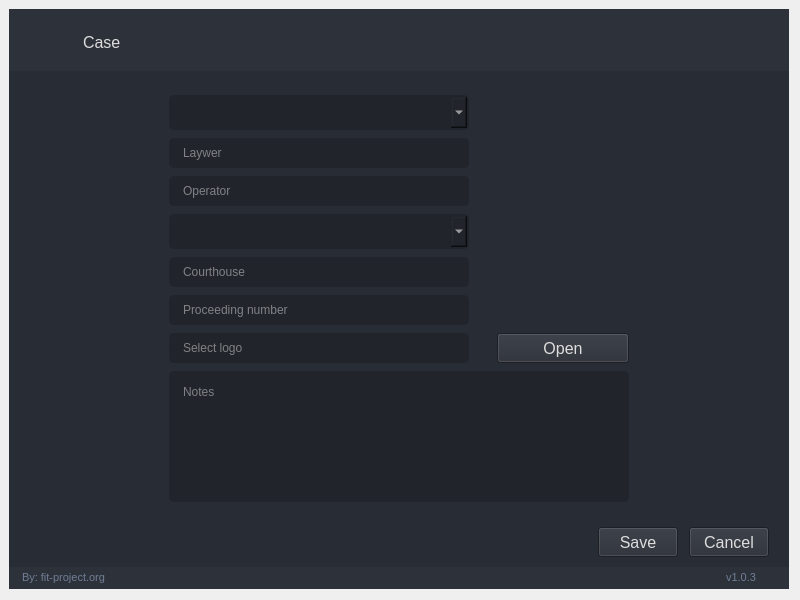
fit-project/fit, file ui/case/case.ui: the form before one commit.
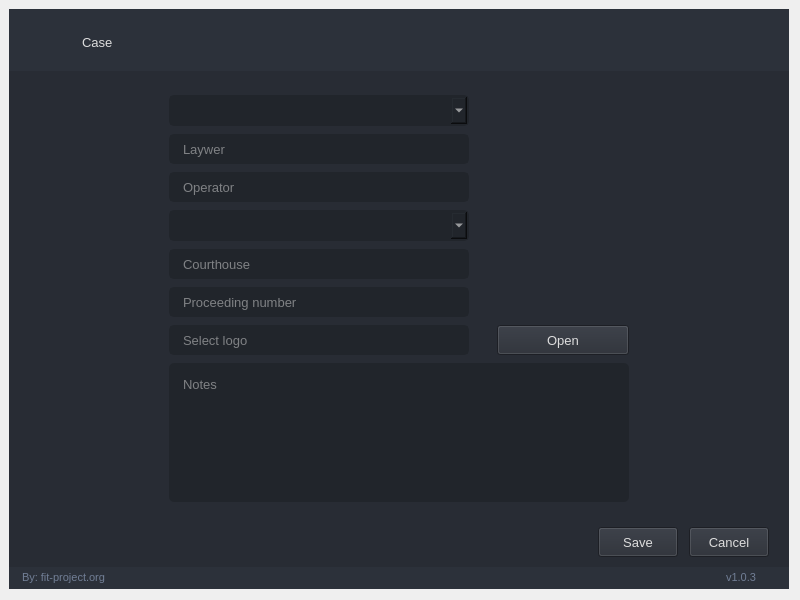
The form after the commit. Icons and pictures are not drawn.

Commit message: refactoring dialog case UI

Patch:
```diff
--- a/ui/case/case.ui
+++ b/ui/case/case.ui
@@ -43,20 +43,12 @@
    <property name="styleSheet">
     <string notr="true">
 
-/* /////////////////////////////////////////////////////////////////////////////////////////////////
-
-SET APP STYLESHEET - FULL STYLES HERE
-DARK THEME - DRACULA COLOR BASED
-
-///////////////////////////////////////////////////////////////////////////////////////////////// */
-
 QWidget{
 	color: rgb(221, 221, 221);
-	font: 12pt &quot;Segoe UI&quot;;
+	font: 13px;
 }
 
-/* /////////////////////////////////////////////////////////////////////////////////////////////////
-Tooltip */
+/* Tooltip */
 QToolTip {
 	color: #e06133;
 	background-color: rgba(33, 37, 43, 180);
@@ -71,217 +63,30 @@
 	margin: 0px;
 }
 
-/* /////////////////////////////////////////////////////////////////////////////////////////////////
-Left Menu */
-#leftMenuBg {	
-	background-color: rgb(33, 37, 43);
-}
-
-#titleLeftApp { font: 63 12pt &quot;Segoe UI Semibold&quot;; }
-#titleLeftDescription { font: 8pt &quot;Segoe UI&quot;; color: rgb(189, 147, 249); }
-#titleRightInfo { font: 63 12pt &quot;Segoe UI Semibold&quot;; }
-/* MENUS */
-#topMenu .QPushButton {	
-	background-position: left center;
-    background-repeat: no-repeat;
-	border: none;
-	border-left: 22px solid transparent;
-	background-color: transparent;
-	text-align: left;
-	padding-left: 44px;
-}
-#topMenu .QPushButton:hover {
-	background-color: rgb(40, 44, 52);
-}
-#topMenu .QPushButton:pressed {	
-	background-color: rgb(189, 147, 249);
-	color: rgb(255, 255, 255);
-}
-#bottomMenu .QPushButton {	
-	background-position: left center;
-    background-repeat: no-repeat;
-	border: none;
-	border-left: 20px solid transparent;
-	background-color:transparent;
-	text-align: left;
-	padding-left: 44px;
-}
-#bottomMenu .QPushButton:hover {
-	background-color: rgb(40, 44, 52);
-}
-#bottomMenu .QPushButton:pressed {	
-	background-color: rgb(189, 147, 249);
-	color: rgb(255, 255, 255);
-}
-#leftMenuFrame{
-	border-top: 3px solid rgb(44, 49, 58);
-}
-
-/* Toggle Button */
-#toggleButton {
-	background-position: left center;
-    background-repeat: no-repeat;
-	border: none;
-	border-left: 20px solid transparent;
-	background-color: rgb(37, 41, 48);
-	text-align: left;
-	padding-left: 44px;
-	color: rgb(113, 126, 149);
-}
-#toggleButton:hover {
-	background-color: rgb(40, 44, 52);
-}
-#toggleButton:pressed {
-	background-color: rgb(189, 147, 249);
-}
-
 /* Title Menu */
-#titleRightInfo { padding-left: 10px; }
+#title_right_info { font: 13px; }
+#title_right_info { padding-left: 10px; }
 
-
-/* /////////////////////////////////////////////////////////////////////////////////////////////////
-Extra Tab */
-#extraLeftBox {	
-	background-color: rgb(44, 49, 58);
-}
-#extraTopBg{	
-	background-color: rgb(189, 147, 249)
-}
-
-/* Icon */
-#extraIcon {
-	background-position: center;
-	background-repeat: no-repeat;
-	background-image: url(:/icons/images/icons/icon_settings.png);
-}
-
-/* Label */
-#extraLabel { color: rgb(255, 255, 255); }
-
-/* Btn Close */
-#extraCloseColumnBtn { background-color: rgba(255, 255, 255, 0); border: none;  border-radius: 5px; }
-#extraCloseColumnBtn:hover { background-color: rgb(196, 161, 249); border-style: solid; border-radius: 4px; }
-#extraCloseColumnBtn:pressed { background-color: rgb(180, 141, 238); border-style: solid; border-radius: 4px; }
-
-/* Extra Content */
-#extraContent{
-	border-top: 3px solid rgb(40, 44, 52);
-}
-
-/* Extra Top Menus */
-#extraTopMenu .QPushButton {
-background-position: left center;
-    background-repeat: no-repeat;
-	border: none;
-	border-left: 22px solid transparent;
-	background-color:transparent;
-	text-align: left;
-	padding-left: 44px;
-}
-#extraTopMenu .QPushButton:hover {
-	background-color: rgb(40, 44, 52);
-}
-#extraTopMenu .QPushButton:pressed {	
-	background-color: rgb(189, 147, 249);
-	color: rgb(255, 255, 255);
-}
-
-/* /////////////////////////////////////////////////////////////////////////////////////////////////
-Content App */
-#contentTopBg{	
+/* Content App */
+#content_top_bg{	
 	background-color: rgb(33, 37, 43);
 }
-#contentBottom{
+#content_bottom{
 	border-top: 3px solid rgb(44, 49, 58);
 }
 
 /* Top Buttons */
-#rightButtons .QPushButton { background-color: rgba(255, 255, 255, 0); border: none;  border-radius: 5px; }
-#rightButtons .QPushButton:hover { background-color: rgb(44, 49, 57); border-style: solid; border-radius: 4px; }
-#rightButtons .QPushButton:pressed { background-color: rgb(23, 26, 30); border-style: solid; border-radius: 4px; }
+#right_buttons_container .QPushButton { background-color: rgba(255, 255, 255, 0); border: none;  border-radius: 5px; }
+#right_buttons_container .QPushButton:hover { background-color: rgb(44, 49, 57); border-style: solid; border-radius: 4px; }
+#right_buttons_container .QPushButton:pressed { background-color: rgb(23, 26, 30); border-style: solid; border-radius: 4px; }
 
-#navigationButton .QPushButton {background-color: rgb(52, 59, 72); }
-#navigationButton .QPushButton:hover { background-color: rgb(44, 49, 57);}
-#navigationButton .QPushButton:pressed { background-color: rgb(44, 49, 57);}
-#navigationButton .QPushButton:disabled {background-color: rgb(52, 59, 72); color: rgba(255, 255, 255, 10%) }
-
-#logoCaseButton{background-color: rgb(52, 59, 72); }
-#logoCaseButton:hover { background-color: rgb(44, 49, 57);}
-#logoCaseButton:pressed { background-color: rgb(44, 49, 57);}
-#logoCaseButton:disabled {background-color: rgb(52, 59, 72); color: rgba(255, 255, 255, 10%) }
-
-
-/* Theme Settings */
-#extraRightBox { background-color: rgb(44, 49, 58); }
-#themeSettingsTopDetail { background-color: rgb(189, 147, 249); }
 
 /* Bottom Bar */
-#bottomBar { background-color: rgb(44, 49, 58); }
-#bottomBar QLabel { font-size: 11px; color: rgb(113, 126, 149); padding-left: 10px; padding-right: 10px; padding-bottom: 2px; }
+#bottom_bar { background-color: rgb(44, 49, 58); }
+#bottom_bar QLabel { font-size: 11px; color: rgb(113, 126, 149); padding-left: 10px; padding-right: 10px; padding-bottom: 2px; }
 
-/* CONTENT SETTINGS */
-/* MENUS */
-#contentSettings .QPushButton {	
-	background-position: left center;
-    background-repeat: no-repeat;
-	border: none;
-	border-left: 22px solid transparent;
-	background-color:transparent;
-	text-align: left;
-	padding-left: 44px;
-}
-#contentSettings .QPushButton:hover {
-	background-color: rgb(40, 44, 52);
-}
-#contentSettings .QPushButton:pressed {	
-	background-color: rgb(189, 147, 249);
-	color: rgb(255, 255, 255);
-}
 
-/* /////////////////////////////////////////////////////////////////////////////////////////////////
-QTableWidget */
-QTableWidget {	
-	background-color: transparent;
-	padding: 10px;
-	border-radius: 5px;
-	gridline-color: rgb(44, 49, 58);
-	border-bottom: 1px solid rgb(44, 49, 60);
-}
-QTableWidget::item{
-	border-color: rgb(44, 49, 60);
-	padding-left: 5px;
-	padding-right: 5px;
-	gridline-color: rgb(44, 49, 60);
-}
-QTableWidget::item:selected{
-	background-color: rgb(189, 147, 249);
-}
-QHeaderView::section{
-	background-color: rgb(33, 37, 43);
-	max-width: 30px;
-	border: 1px solid rgb(44, 49, 58);
-	border-style: none;
-    border-bottom: 1px solid rgb(44, 49, 60);
-    border-right: 1px solid rgb(44, 49, 60);
-}
-QTableWidget::horizontalHeader {	
-	background-color: rgb(33, 37, 43);
-}
-QHeaderView::section:horizontal
-{
-    border: 1px solid rgb(33, 37, 43);
-	background-color: rgb(33, 37, 43);
-	padding: 3px;
-	border-top-left-radius: 7px;
-    border-top-right-radius: 7px;
-}
-QHeaderView::section:vertical
-{
-    border: 1px solid rgb(44, 49, 60);
-}
-
-/* /////////////////////////////////////////////////////////////////////////////////////////////////
-LineEdit */
+/* LineEdit */
 QLineEdit {
 	background-color: rgb(33, 37, 43);
 	border-radius: 5px;
@@ -305,8 +110,7 @@
     color: rgba(255, 255, 255, 10%);
 }
 
-/* /////////////////////////////////////////////////////////////////////////////////////////////////
-PlainTextEdit */
+/* PlainTextEdit */
 QPlainTextEdit {
 	background-color: rgb(27, 29, 35);
 	border-radius: 5px;
@@ -327,8 +131,7 @@
 	border: 2px solid rgb(91, 101, 124);
 }
 
-/* /////////////////////////////////////////////////////////////////////////////////////////////////
-ScrollBars */
+/* ScrollBars */
 QScrollBar:horizontal {
     border: none;
     background: rgb(52, 59, 72);
@@ -405,44 +208,7 @@
      background: none;
  }
 
-/* /////////////////////////////////////////////////////////////////////////////////////////////////
-CheckBox */
-QCheckBox::indicator {
-    border: 3px solid rgb(52, 59, 72);
-	width: 15px;
-	height: 15px;
-	border-radius: 10px;
-    background: rgb(44, 49, 60);
-    margin:0px 3px 0px 3px;
-}
-QCheckBox::indicator:hover {
-    border: 3px solid rgb(58, 66, 81);
-}
-QCheckBox::indicator:checked {
-    background: 3px solid rgb(52, 59, 72);
-	border: 3px solid rgb(52, 59, 72);	
-	background-image: url(:/icons/cil-check-alt.png);
-}
-
-/* /////////////////////////////////////////////////////////////////////////////////////////////////
-RadioButton */
-QRadioButton::indicator {
-    border: 3px solid rgb(52, 59, 72);
-	width: 15px;
-	height: 15px;
-	border-radius: 10px;
-    background: rgb(44, 49, 60);
-}
-QRadioButton::indicator:hover {
-    border: 3px solid rgb(58, 66, 81);
-}
-QRadioButton::indicator:checked {
-    background: 3px solid rgb(94, 106, 130);
-	border: 3px solid rgb(52, 59, 72);	
-}
-
-/* /////////////////////////////////////////////////////////////////////////////////////////////////
-ComboBox */
+/* ComboBox */
 QComboBox{
 	background-color: rgb(33, 37, 43);
 	border-radius: 5px;
@@ -476,92 +242,10 @@
 QComboBox QAbstractItemView {
     border: none;
 	background-color: rgb(0, 0, 0);
-     padding:10px;
+    padding:10px;
 	selection-background-color: rgb(33, 37, 43);
 }
-
-/* /////////////////////////////////////////////////////////////////////////////////////////////////
-Sliders */
-QSlider::groove:horizontal {
-    border-radius: 5px;
-    height: 10px;
-	margin: 0px;
-	background-color: rgb(52, 59, 72);
-}
-QSlider::groove:horizontal:hover {
-	background-color: rgb(55, 62, 76);
-}
-QSlider::handle:horizontal {
-    background-color: rgb(189, 147, 249);
-    border: none;
-    height: 10px;
-    width: 10px;
-    margin: 0px;
-	border-radius: 5px;
-}
-QSlider::handle:horizontal:hover {
-    background-color: rgb(195, 155, 255);
-}
-QSlider::handle:horizontal:pressed {
-    background-color: rgb(255, 121, 198);
-}
-
-QSlider::groove:vertical {
-    border-radius: 5px;
-    width: 10px;
-    margin: 0px;
-	background-color: rgb(52, 59, 72);
-}
-QSlider::groove:vertical:hover {
-	background-color: rgb(55, 62, 76);
-}
-QSlider::handle:vertical {
-    background-color: rgb(189, 147, 249);
-	border: none;
-    height: 10px;
-    width: 10px;
-    margin: 0px;
-	border-radius: 5px;
-}
-QSlider::handle:vertical:hover {
-    background-color: rgb(195, 155, 255);
-}
-QSlider::handle:vertical:pressed {
-    background-color: rgb(255, 121, 198);
-}
-
-/* /////////////////////////////////////////////////////////////////////////////////////////////////
-CommandLinkButton */
-QCommandLinkButton {	
-	color: rgb(255, 121, 198);
-	border-radius: 5px;
-	padding: 5px;
-	color: rgb(255, 170, 255);
-}
-QCommandLinkButton:hover {	
-	color: rgb(255, 170, 255);
-	background-color: rgb(44, 49, 60);
-}
-QCommandLinkButton:pressed {	
-	color: rgb(189, 147, 249);
-	background-color: rgb(52, 58, 71);
-}
-
-/* /////////////////////////////////////////////////////////////////////////////////////////////////
-Button */
-#pagesContainer QPushButton {
-	border: 2px solid rgb(52, 59, 72);
-	border-radius: 5px;	
-	background-color: rgb(52, 59, 72);
-}
-#pagesContainer QPushButton:hover {
-	background-color: rgb(57, 65, 80);
-	border: 2px solid rgb(61, 70, 86);
-}
-#pagesContainer QPushButton:pressed {	
-	background-color: rgb(35, 40, 49);
-	border: 2px solid rgb(43, 50, 61);
-}</string>
+</string>
    </property>
    <layout class="QVBoxLayout" name="styleSheetLayout">
     <property name="sizeConstraint">
@@ -580,7 +264,7 @@
      <number>10</number>
     </property>
     <item>
-     <widget class="QFrame" name="bgApp">
+     <widget class="QFrame" name="bg_app">
       <property name="styleSheet">
        <string notr="true">background-color: rgb(44, 49, 58);</string>
       </property>
@@ -595,7 +279,7 @@
         <number>0</number>
        </property>
        <item>
-        <widget class="QFrame" name="contentBox">
+        <widget class="QFrame" name="content_box">
          <property name="frameShape">
           <enum>QFrame::NoFrame</enum>
          </property>
@@ -619,7 +303,7 @@
            <number>0</number>
           </property>
           <item>
-           <widget class="QFrame" name="contentTopBg">
+           <widget class="QFrame" name="content_top_bg">
             <property name="minimumSize">
              <size>
               <width>0</width>
@@ -655,7 +339,7 @@
               <number>0</number>
              </property>
              <item>
-              <widget class="QFrame" name="topBarLeftBox">
+              <widget class="QFrame" name="left_box">
                <property name="sizePolicy">
                 <sizepolicy hsizetype="Expanding" vsizetype="Preferred">
                  <horstretch>0</horstretch>
@@ -685,7 +369,7 @@
                  <number>0</number>
                 </property>
                 <item>
-                 <widget class="QFrame" name="logoContainer">
+                 <widget class="QFrame" name="logo_container_2">
                   <property name="minimumSize">
                    <size>
                     <width>60</width>
@@ -712,7 +396,7 @@
                     <number>0</number>
                    </property>
                    <item>
-                    <widget class="QLabel" name="topLogo">
+                    <widget class="QLabel" name="top_logo">
                      <property name="minimumSize">
                       <size>
                        <width>42</width>
@@ -737,7 +421,7 @@
                  </widget>
                 </item>
                 <item>
-                 <widget class="QLabel" name="titleRightInfo">
+                 <widget class="QLabel" name="title_right_info">
                   <property name="sizePolicy">
                    <sizepolicy hsizetype="Preferred" vsizetype="Expanding">
                     <horstretch>0</horstretch>
@@ -750,18 +434,6 @@
                     <height>45</height>
                    </size>
                   </property>
-                  <property name="font">
-                   <font>
-                    <family>Segoe UI</family>
-                    <pointsize>12</pointsize>
-                    <weight>9</weight>
-                    <italic>false</italic>
-                    <bold>false</bold>
-                   </font>
-                  </property>
-                  <property name="styleSheet">
-                   <string notr="true">font: 75 12pt &quot;Segoe UI&quot;;</string>
-                  </property>
                   <property name="text">
                    <string>Case</string>
                   </property>
@@ -774,7 +446,7 @@
               </widget>
              </item>
              <item alignment="Qt::AlignRight">
-              <widget class="QFrame" name="rightButtons">
+              <widget class="QFrame" name="right_buttons_container">
                <property name="minimumSize">
                 <size>
                  <width>0</width>
@@ -804,7 +476,7 @@
                  <number>0</number>
                 </property>
                 <item>
-                 <widget class="QPushButton" name="minimizeButton">
+                 <widget class="QPushButton" name="minimize_button">
                   <property name="minimumSize">
                    <size>
                     <width>28</width>
@@ -839,7 +511,7 @@
                  </widget>
                 </item>
                 <item>
-                 <widget class="QPushButton" name="closeButton">
+                 <widget class="QPushButton" name="close_button">
                   <property name="minimumSize">
                    <size>
                     <width>28</width>
@@ -880,7 +552,7 @@
            </widget>
           </item>
           <item>
-           <widget class="QFrame" name="contentBottom">
+           <widget class="QFrame" name="content_bottom">
             <property name="frameShape">
              <enum>QFrame::NoFrame</enum>
             </property>
@@ -1015,15 +687,6 @@
                           <height>16777215</height>
                          </size>
                         </property>
-                        <property name="font">
-                         <font>
-                          <family>Segoe UI</family>
-                          <pointsize>12</pointsize>
-                          <weight>50</weight>
-                          <italic>false</italic>
-                          <bold>false</bold>
-                         </font>
-                        </property>
                         <property name="autoFillBackground">
                          <bool>false</bool>
                         </property>
@@ -1102,15 +765,6 @@
                           <height>16777215</height>
                          </size>
                         </property>
-                        <property name="font">
-                         <font>
-                          <family>Segoe UI</family>
-                          <pointsize>12</pointsize>
-                          <weight>50</weight>
-                          <italic>false</italic>
-                          <bold>false</bold>
-                         </font>
-                        </property>
                         <property name="mouseTracking">
                          <bool>true</bool>
                         </property>
@@ -1278,15 +932,6 @@
                              <height>16777215</height>
                             </size>
                            </property>
-                           <property name="font">
-                            <font>
-                             <family>Segoe UI</family>
-                             <pointsize>12</pointsize>
-                             <weight>50</weight>
-                             <italic>false</italic>
-                             <bold>false</bold>
-                            </font>
-                           </property>
                            <property name="cursor">
                             <cursorShape>PointingHandCursor</cursorShape>
                            </property>
@@ -1371,7 +1016,7 @@
                  <number>20</number>
                 </property>
                 <item>
-                 <spacer name="leftSpacer">
+                 <spacer name="left_spacer">
                   <property name="orientation">
                    <enum>Qt::Horizontal</enum>
                   </property>
@@ -1394,15 +1039,6 @@
                     <height>30</height>
                    </size>
                   </property>
-                  <property name="font">
-                   <font>
-                    <family>Segoe UI</family>
-                    <pointsize>12</pointsize>
-                    <weight>50</weight>
-                    <italic>false</italic>
-                    <bold>false</bold>
-                   </font>
-                  </property>
                   <property name="cursor">
                    <cursorShape>PointingHandCursor</cursorShape>
                   </property>
@@ -1415,7 +1051,7 @@
                  </widget>
                 </item>
                 <item>
-                 <spacer name="betweenSpacer">
+                 <spacer name="between_spacer">
                   <property name="orientation">
                    <enum>Qt::Horizontal</enum>
                   </property>
@@ -1441,15 +1077,6 @@
                     <height>30</height>
                    </size>
                   </property>
-                  <property name="font">
-                   <font>
-                    <family>Segoe UI</family>
-                    <pointsize>12</pointsize>
-                    <weight>50</weight>
-                    <italic>false</italic>
-                    <bold>false</bold>
-                   </font>
-                  </property>
                   <property name="cursor">
                    <cursorShape>PointingHandCursor</cursorShape>
                   </property>
@@ -1468,7 +1095,7 @@
               </widget>
              </item>
              <item>
-              <widget class="QFrame" name="bottomBar">
+              <widget class="QFrame" name="bottom_bar">
                <property name="minimumSize">
                 <size>
                  <width>0</width>
@@ -1504,7 +1131,7 @@
                  <number>0</number>
                 </property>
                 <item>
-                 <widget class="QLabel" name="creditsLabel">
+                 <widget class="QLabel" name="credits_label">
                   <property name="maximumSize">
                    <size>
                     <width>16777215</width>
```
The commit also changes 1 other file.
